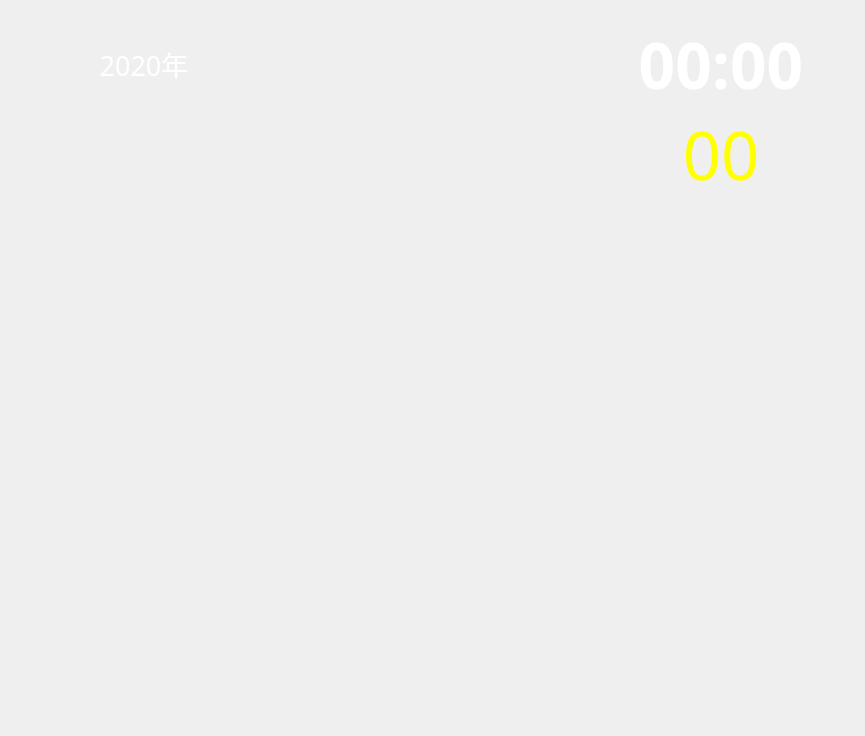
This is module/frm_display.ui in jack-liaojie/LED_DEMO as Qt 5 draws it before an edit. The edited form follows.
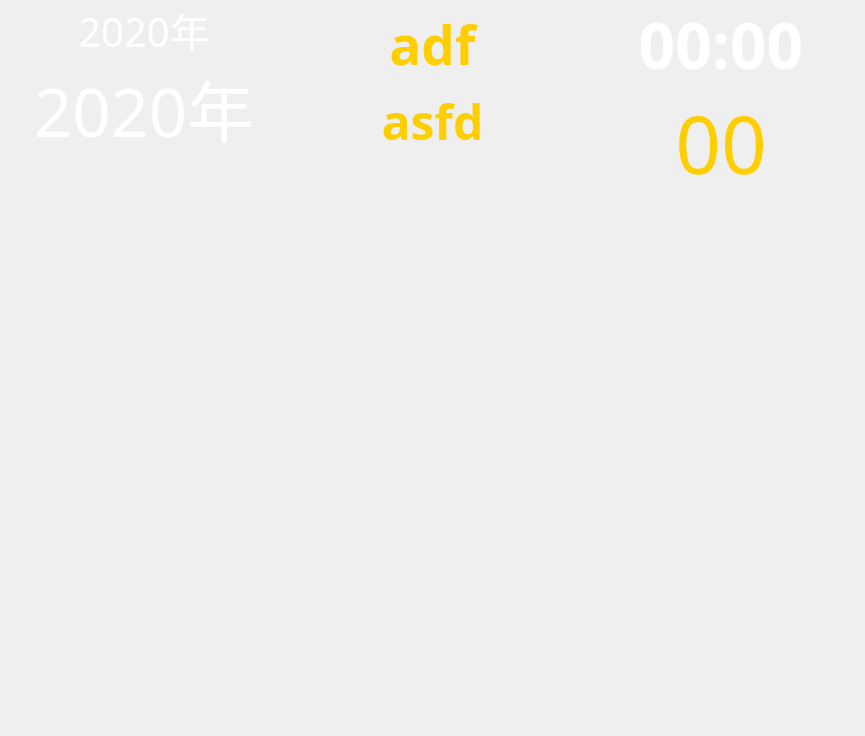
This is the edited form. Icons and pictures are not drawn.

What changed in the file:
```diff
--- a/module/frm_display.ui
+++ b/module/frm_display.ui
@@ -71,6 +71,9 @@
    <property name="leftMargin">
     <number>0</number>
    </property>
+   <property name="topMargin">
+    <number>0</number>
+   </property>
    <property name="rightMargin">
     <number>0</number>
    </property>
@@ -103,25 +106,23 @@
      <property name="lineWidth">
       <number>0</number>
      </property>
-     <layout class="QHBoxLayout" name="horizontalLayout_2">
-      <property name="spacing">
-       <number>0</number>
-      </property>
+     <layout class="QGridLayout" name="gridLayout">
       <property name="leftMargin">
        <number>0</number>
       </property>
+      <property name="topMargin">
+       <number>0</number>
+      </property>
       <property name="rightMargin">
        <number>0</number>
       </property>
       <property name="bottomMargin">
        <number>0</number>
       </property>
-      <item>
-       <layout class="QGridLayout" name="ly_top" rowstretch="10,10,10,10" columnstretch="10,10,10">
         <property name="spacing">
          <number>0</number>
         </property>
-        <item row="2" column="2">
+      <item row="1" column="2" rowspan="2">
          <widget class="QLabel" name="lbl_twentytimer">
           <property name="sizePolicy">
            <sizepolicy hsizetype="Expanding" vsizetype="Fixed">
@@ -136,7 +137,7 @@
               <brush brushstyle="SolidPattern">
                <color alpha="255">
                 <red>255</red>
-                <green>255</green>
+              <green>206</green>
                 <blue>0</blue>
                </color>
               </brush>
@@ -147,7 +148,7 @@
               <brush brushstyle="SolidPattern">
                <color alpha="255">
                 <red>255</red>
-                <green>255</green>
+              <green>206</green>
                 <blue>0</blue>
                </color>
               </brush>
@@ -169,7 +170,7 @@
           <property name="font">
            <font>
             <family>微软雅黑</family>
-            <pointsize>50</pointsize>
+          <pointsize>60</pointsize>
             <weight>9</weight>
             <italic>false</italic>
             <bold>false</bold>
@@ -186,230 +187,7 @@
           </property>
          </widget>
         </item>
-        <item row="2" column="0">
-         <spacer name="horizontalSpacer_3">
-          <property name="orientation">
-           <enum>Qt::Horizontal</enum>
-          </property>
-          <property name="sizeHint" stdset="0">
-           <size>
-            <width>189</width>
-            <height>20</height>
-           </size>
-          </property>
-         </spacer>
-        </item>
-        <item row="2" column="1">
-         <widget class="QLabel" name="lbl_title_2">
-          <property name="sizePolicy">
-           <sizepolicy hsizetype="Expanding" vsizetype="Fixed">
-            <horstretch>0</horstretch>
-            <verstretch>0</verstretch>
-           </sizepolicy>
-          </property>
-          <property name="palette">
-           <palette>
-            <active>
-             <colorrole role="WindowText">
-              <brush brushstyle="SolidPattern">
-               <color alpha="255">
-                <red>255</red>
-                <green>255</green>
-                <blue>0</blue>
-               </color>
-              </brush>
-             </colorrole>
-            </active>
-            <inactive>
-             <colorrole role="WindowText">
-              <brush brushstyle="SolidPattern">
-               <color alpha="255">
-                <red>255</red>
-                <green>255</green>
-                <blue>0</blue>
-               </color>
-              </brush>
-             </colorrole>
-            </inactive>
-            <disabled>
-             <colorrole role="WindowText">
-              <brush brushstyle="SolidPattern">
-               <color alpha="255">
-                <red>120</red>
-                <green>120</green>
-                <blue>120</blue>
-               </color>
-              </brush>
-             </colorrole>
-            </disabled>
-           </palette>
-          </property>
-          <property name="font">
-           <font>
-            <pointsize>36</pointsize>
-            <weight>75</weight>
-            <bold>true</bold>
-           </font>
-          </property>
-          <property name="text">
-           <string/>
-          </property>
-          <property name="alignment">
-           <set>Qt::AlignHCenter|Qt::AlignTop</set>
-          </property>
-         </widget>
-        </item>
-        <item row="1" column="0">
-         <widget class="QLabel" name="lbl_datetime">
-          <property name="sizePolicy">
-           <sizepolicy hsizetype="Expanding" vsizetype="Fixed">
-            <horstretch>0</horstretch>
-            <verstretch>0</verstretch>
-           </sizepolicy>
-          </property>
-          <property name="palette">
-           <palette>
-            <active>
-             <colorrole role="WindowText">
-              <brush brushstyle="SolidPattern">
-               <color alpha="255">
-                <red>255</red>
-                <green>255</green>
-                <blue>255</blue>
-               </color>
-              </brush>
-             </colorrole>
-             <colorrole role="Text">
-              <brush brushstyle="SolidPattern">
-               <color alpha="255">
-                <red>255</red>
-                <green>255</green>
-                <blue>255</blue>
-               </color>
-              </brush>
-             </colorrole>
-             <colorrole role="ButtonText">
-              <brush brushstyle="SolidPattern">
-               <color alpha="255">
-                <red>255</red>
-                <green>255</green>
-                <blue>255</blue>
-               </color>
-              </brush>
-             </colorrole>
-             <colorrole role="PlaceholderText">
-              <brush brushstyle="NoBrush">
-               <color alpha="128">
-                <red>255</red>
-                <green>255</green>
-                <blue>255</blue>
-               </color>
-              </brush>
-             </colorrole>
-            </active>
-            <inactive>
-             <colorrole role="WindowText">
-              <brush brushstyle="SolidPattern">
-               <color alpha="255">
-                <red>255</red>
-                <green>255</green>
-                <blue>255</blue>
-               </color>
-              </brush>
-             </colorrole>
-             <colorrole role="Text">
-              <brush brushstyle="SolidPattern">
-               <color alpha="255">
-                <red>255</red>
-                <green>255</green>
-                <blue>255</blue>
-               </color>
-              </brush>
-             </colorrole>
-             <colorrole role="ButtonText">
-              <brush brushstyle="SolidPattern">
-               <color alpha="255">
-                <red>255</red>
-                <green>255</green>
-                <blue>255</blue>
-               </color>
-              </brush>
-             </colorrole>
-             <colorrole role="PlaceholderText">
-              <brush brushstyle="NoBrush">
-               <color alpha="128">
-                <red>255</red>
-                <green>255</green>
-                <blue>255</blue>
-               </color>
-              </brush>
-             </colorrole>
-            </inactive>
-            <disabled>
-             <colorrole role="WindowText">
-              <brush brushstyle="SolidPattern">
-               <color alpha="255">
-                <red>255</red>
-                <green>255</green>
-                <blue>255</blue>
-               </color>
-              </brush>
-             </colorrole>
-             <colorrole role="Text">
-              <brush brushstyle="SolidPattern">
-               <color alpha="255">
-                <red>255</red>
-                <green>255</green>
-                <blue>255</blue>
-               </color>
-              </brush>
-             </colorrole>
-             <colorrole role="ButtonText">
-              <brush brushstyle="SolidPattern">
-               <color alpha="255">
-                <red>255</red>
-                <green>255</green>
-                <blue>255</blue>
-               </color>
-              </brush>
-             </colorrole>
-             <colorrole role="PlaceholderText">
-              <brush brushstyle="NoBrush">
-               <color alpha="128">
-                <red>255</red>
-                <green>255</green>
-                <blue>255</blue>
-               </color>
-              </brush>
-             </colorrole>
-            </disabled>
-           </palette>
-          </property>
-          <property name="font">
-           <font>
-            <family>微软雅黑</family>
-            <pointsize>20</pointsize>
-            <weight>9</weight>
-            <italic>false</italic>
-            <bold>false</bold>
-           </font>
-          </property>
-          <property name="styleSheet">
-           <string notr="true">color: rgb(255, 255, 255);
-font: 75 20pt &quot;微软雅黑&quot;;</string>
-          </property>
-          <property name="text">
-           <string>2020年</string>
-          </property>
-          <property name="scaledContents">
-           <bool>true</bool>
-          </property>
-          <property name="alignment">
-           <set>Qt::AlignCenter</set>
-          </property>
-         </widget>
-        </item>
-        <item row="1" column="1">
+      <item row="0" column="1">
          <widget class="QLabel" name="lbl_title">
           <property name="sizePolicy">
            <sizepolicy hsizetype="Expanding" vsizetype="Preferred">
@@ -424,7 +202,7 @@
               <brush brushstyle="SolidPattern">
                <color alpha="255">
                 <red>255</red>
-                <green>255</green>
+              <green>206</green>
                 <blue>0</blue>
                </color>
               </brush>
@@ -435,7 +213,7 @@
               <brush brushstyle="SolidPattern">
                <color alpha="255">
                 <red>255</red>
-                <green>255</green>
+              <green>206</green>
                 <blue>0</blue>
                </color>
               </brush>
@@ -463,7 +241,7 @@
            </font>
           </property>
           <property name="text">
-           <string/>
+         <string>adf</string>
           </property>
           <property name="scaledContents">
            <bool>true</bool>
@@ -476,7 +254,7 @@
           </property>
          </widget>
         </item>
-        <item row="1" column="2">
+      <item row="0" column="2">
          <widget class="QLabel" name="lbl_fivetimer">
           <property name="sizePolicy">
            <sizepolicy hsizetype="Expanding" vsizetype="Fixed">
@@ -490,18 +268,18 @@
              <colorrole role="WindowText">
               <brush brushstyle="SolidPattern">
                <color alpha="255">
-                <red>255</red>
-                <green>255</green>
-                <blue>255</blue>
+              <red>231</red>
+              <green>234</green>
+              <blue>213</blue>
                </color>
               </brush>
              </colorrole>
              <colorrole role="Text">
               <brush brushstyle="SolidPattern">
                <color alpha="255">
-                <red>255</red>
-                <green>255</green>
-                <blue>255</blue>
+              <red>231</red>
+              <green>234</green>
+              <blue>213</blue>
                </color>
               </brush>
              </colorrole>
@@ -515,11 +293,11 @@
               </brush>
              </colorrole>
              <colorrole role="PlaceholderText">
-              <brush brushstyle="NoBrush">
+            <brush brushstyle="SolidPattern">
                <color alpha="128">
-                <red>255</red>
-                <green>255</green>
-                <blue>255</blue>
+              <red>231</red>
+              <green>234</green>
+              <blue>213</blue>
                </color>
               </brush>
              </colorrole>
@@ -528,18 +306,18 @@
              <colorrole role="WindowText">
               <brush brushstyle="SolidPattern">
                <color alpha="255">
-                <red>255</red>
-                <green>255</green>
-                <blue>255</blue>
+              <red>231</red>
+              <green>234</green>
+              <blue>213</blue>
                </color>
               </brush>
              </colorrole>
              <colorrole role="Text">
               <brush brushstyle="SolidPattern">
                <color alpha="255">
-                <red>255</red>
-                <green>255</green>
-                <blue>255</blue>
+              <red>231</red>
+              <green>234</green>
+              <blue>213</blue>
                </color>
               </brush>
              </colorrole>
@@ -553,11 +331,11 @@
               </brush>
              </colorrole>
              <colorrole role="PlaceholderText">
-              <brush brushstyle="NoBrush">
+            <brush brushstyle="SolidPattern">
                <color alpha="128">
-                <red>255</red>
-                <green>255</green>
-                <blue>255</blue>
+              <red>231</red>
+              <green>234</green>
+              <blue>213</blue>
                </color>
               </brush>
              </colorrole>
@@ -591,7 +369,7 @@
               </brush>
              </colorrole>
              <colorrole role="PlaceholderText">
-              <brush brushstyle="NoBrush">
+            <brush brushstyle="SolidPattern">
                <color alpha="128">
                 <red>255</red>
                 <green>255</green>
@@ -614,8 +392,386 @@
           </property>
          </widget>
         </item>
+      <item row="0" column="0" rowspan="3">
+       <layout class="QVBoxLayout" name="verticalLayout_3">
+        <item>
+         <widget class="QLabel" name="lbl_date">
+          <property name="sizePolicy">
+           <sizepolicy hsizetype="Expanding" vsizetype="Fixed">
+            <horstretch>0</horstretch>
+            <verstretch>0</verstretch>
+           </sizepolicy>
+          </property>
+          <property name="palette">
+           <palette>
+            <active>
+             <colorrole role="WindowText">
+              <brush brushstyle="SolidPattern">
+               <color alpha="255">
+                <red>231</red>
+                <green>234</green>
+                <blue>213</blue>
+               </color>
+              </brush>
+             </colorrole>
+             <colorrole role="Text">
+              <brush brushstyle="SolidPattern">
+               <color alpha="255">
+                <red>231</red>
+                <green>234</green>
+                <blue>213</blue>
+               </color>
+              </brush>
+             </colorrole>
+             <colorrole role="ButtonText">
+              <brush brushstyle="SolidPattern">
+               <color alpha="255">
+                <red>255</red>
+                <green>255</green>
+                <blue>255</blue>
+               </color>
+              </brush>
+             </colorrole>
+             <colorrole role="PlaceholderText">
+              <brush brushstyle="SolidPattern">
+               <color alpha="128">
+                <red>231</red>
+                <green>234</green>
+                <blue>213</blue>
+               </color>
+              </brush>
+             </colorrole>
+            </active>
+            <inactive>
+             <colorrole role="WindowText">
+              <brush brushstyle="SolidPattern">
+               <color alpha="255">
+                <red>231</red>
+                <green>234</green>
+                <blue>213</blue>
+               </color>
+              </brush>
+             </colorrole>
+             <colorrole role="Text">
+              <brush brushstyle="SolidPattern">
+               <color alpha="255">
+                <red>231</red>
+                <green>234</green>
+                <blue>213</blue>
+               </color>
+              </brush>
+             </colorrole>
+             <colorrole role="ButtonText">
+              <brush brushstyle="SolidPattern">
+               <color alpha="255">
+                <red>255</red>
+                <green>255</green>
+                <blue>255</blue>
+               </color>
+              </brush>
+             </colorrole>
+             <colorrole role="PlaceholderText">
+              <brush brushstyle="SolidPattern">
+               <color alpha="128">
+                <red>231</red>
+                <green>234</green>
+                <blue>213</blue>
+               </color>
+              </brush>
+             </colorrole>
+            </inactive>
+            <disabled>
+             <colorrole role="WindowText">
+              <brush brushstyle="SolidPattern">
+               <color alpha="255">
+                <red>255</red>
+                <green>255</green>
+                <blue>255</blue>
+               </color>
+              </brush>
+             </colorrole>
+             <colorrole role="Text">
+              <brush brushstyle="SolidPattern">
+               <color alpha="255">
+                <red>255</red>
+                <green>255</green>
+                <blue>255</blue>
+               </color>
+              </brush>
+             </colorrole>
+             <colorrole role="ButtonText">
+              <brush brushstyle="SolidPattern">
+               <color alpha="255">
+                <red>255</red>
+                <green>255</green>
+                <blue>255</blue>
+               </color>
+              </brush>
+             </colorrole>
+             <colorrole role="PlaceholderText">
+              <brush brushstyle="SolidPattern">
+               <color alpha="128">
+                <red>255</red>
+                <green>255</green>
+                <blue>255</blue>
+               </color>
+              </brush>
+             </colorrole>
+            </disabled>
+           </palette>
+          </property>
+          <property name="font">
+           <font>
+            <family>微软雅黑</family>
+            <pointsize>30</pointsize>
+            <weight>9</weight>
+            <italic>false</italic>
+            <bold>false</bold>
+           </font>
+          </property>
+          <property name="styleSheet">
+           <string notr="true">color: rgb(255, 255, 255);
+font: 75 30pt &quot;微软雅黑&quot;;</string>
+          </property>
+          <property name="text">
+           <string>2020年</string>
+          </property>
+          <property name="scaledContents">
+           <bool>true</bool>
+          </property>
+          <property name="alignment">
+           <set>Qt::AlignBottom|Qt::AlignHCenter</set>
+          </property>
+         </widget>
+        </item>
+        <item>
+         <widget class="QLabel" name="lbl_datetime">
+          <property name="sizePolicy">
+           <sizepolicy hsizetype="Expanding" vsizetype="Fixed">
+            <horstretch>0</horstretch>
+            <verstretch>0</verstretch>
+           </sizepolicy>
+          </property>
+          <property name="palette">
+           <palette>
+            <active>
+             <colorrole role="WindowText">
+              <brush brushstyle="SolidPattern">
+               <color alpha="255">
+                <red>231</red>
+                <green>234</green>
+                <blue>213</blue>
+               </color>
+              </brush>
+             </colorrole>
+             <colorrole role="Text">
+              <brush brushstyle="SolidPattern">
+               <color alpha="255">
+                <red>231</red>
+                <green>234</green>
+                <blue>213</blue>
+               </color>
+              </brush>
+             </colorrole>
+             <colorrole role="ButtonText">
+              <brush brushstyle="SolidPattern">
+               <color alpha="255">
+                <red>255</red>
+                <green>255</green>
+                <blue>255</blue>
+               </color>
+              </brush>
+             </colorrole>
+             <colorrole role="PlaceholderText">
+              <brush brushstyle="SolidPattern">
+               <color alpha="128">
+                <red>231</red>
+                <green>234</green>
+                <blue>213</blue>
+               </color>
+              </brush>
+             </colorrole>
+            </active>
+            <inactive>
+             <colorrole role="WindowText">
+              <brush brushstyle="SolidPattern">
+               <color alpha="255">
+                <red>231</red>
+                <green>234</green>
+                <blue>213</blue>
+               </color>
+              </brush>
+             </colorrole>
+             <colorrole role="Text">
+              <brush brushstyle="SolidPattern">
+               <color alpha="255">
+                <red>231</red>
+                <green>234</green>
+                <blue>213</blue>
+               </color>
+              </brush>
+             </colorrole>
+             <colorrole role="ButtonText">
+              <brush brushstyle="SolidPattern">
+               <color alpha="255">
+                <red>255</red>
+                <green>255</green>
+                <blue>255</blue>
+               </color>
+              </brush>
+             </colorrole>
+             <colorrole role="PlaceholderText">
+              <brush brushstyle="SolidPattern">
+               <color alpha="128">
+                <red>231</red>
+                <green>234</green>
+                <blue>213</blue>
+               </color>
+              </brush>
+             </colorrole>
+            </inactive>
+            <disabled>
+             <colorrole role="WindowText">
+              <brush brushstyle="SolidPattern">
+               <color alpha="255">
+                <red>255</red>
+                <green>255</green>
+                <blue>255</blue>
+               </color>
+              </brush>
+             </colorrole>
+             <colorrole role="Text">
+              <brush brushstyle="SolidPattern">
+               <color alpha="255">
+                <red>255</red>
+                <green>255</green>
+                <blue>255</blue>
+               </color>
+              </brush>
+             </colorrole>
+             <colorrole role="ButtonText">
+              <brush brushstyle="SolidPattern">
+               <color alpha="255">
+                <red>255</red>
+                <green>255</green>
+                <blue>255</blue>
+               </color>
+              </brush>
+             </colorrole>
+             <colorrole role="PlaceholderText">
+              <brush brushstyle="SolidPattern">
+               <color alpha="128">
+                <red>255</red>
+                <green>255</green>
+                <blue>255</blue>
+               </color>
+              </brush>
+             </colorrole>
+            </disabled>
+           </palette>
+          </property>
+          <property name="font">
+           <font>
+            <family>微软雅黑</family>
+            <pointsize>50</pointsize>
+            <weight>9</weight>
+            <italic>false</italic>
+            <bold>false</bold>
+           </font>
+          </property>
+          <property name="styleSheet">
+           <string notr="true">color: rgb(255, 255, 255);
+font: 75 50pt &quot;微软雅黑&quot;;</string>
+          </property>
+          <property name="text">
+           <string>2020年</string>
+          </property>
+          <property name="scaledContents">
+           <bool>true</bool>
+          </property>
+          <property name="alignment">
+           <set>Qt::AlignHCenter|Qt::AlignTop</set>
+          </property>
+         </widget>
+        </item>
+        <item>
+         <spacer name="verticalSpacer">
+          <property name="orientation">
+           <enum>Qt::Vertical</enum>
+          </property>
+          <property name="sizeType">
+           <enum>QSizePolicy::Fixed</enum>
+          </property>
+          <property name="sizeHint" stdset="0">
+           <size>
+            <width>20</width>
+            <height>40</height>
+           </size>
+          </property>
+         </spacer>
+        </item>
        </layout>
       </item>
+      <item row="1" column="1">
+       <widget class="QLabel" name="lbl_title_2">
+        <property name="sizePolicy">
+         <sizepolicy hsizetype="Expanding" vsizetype="Fixed">
+          <horstretch>0</horstretch>
+          <verstretch>0</verstretch>
+         </sizepolicy>
+        </property>
+        <property name="palette">
+         <palette>
+          <active>
+           <colorrole role="WindowText">
+            <brush brushstyle="SolidPattern">
+             <color alpha="255">
+              <red>255</red>
+              <green>206</green>
+              <blue>0</blue>
+             </color>
+            </brush>
+           </colorrole>
+          </active>
+          <inactive>
+           <colorrole role="WindowText">
+            <brush brushstyle="SolidPattern">
+             <color alpha="255">
+              <red>255</red>
+              <green>206</green>
+              <blue>0</blue>
+             </color>
+            </brush>
+           </colorrole>
+          </inactive>
+          <disabled>
+           <colorrole role="WindowText">
+            <brush brushstyle="SolidPattern">
+             <color alpha="255">
+              <red>120</red>
+              <green>120</green>
+              <blue>120</blue>
+             </color>
+            </brush>
+           </colorrole>
+          </disabled>
+         </palette>
+        </property>
+        <property name="font">
+         <font>
+          <pointsize>36</pointsize>
+          <weight>75</weight>
+          <bold>true</bold>
+         </font>
+        </property>
+        <property name="text">
+         <string>asfd</string>
+        </property>
+        <property name="alignment">
+         <set>Qt::AlignHCenter|Qt::AlignTop</set>
+        </property>
+       </widget>
+      </item>
      </layout>
     </widget>
    </item>
@@ -643,6 +799,9 @@
       <property name="leftMargin">
        <number>0</number>
       </property>
+      <property name="topMargin">
+       <number>0</number>
+      </property>
       <property name="rightMargin">
        <number>0</number>
       </property>
@@ -683,6 +842,21 @@
       <number>0</number>
      </property>
      <layout class="QHBoxLayout" name="horizontalLayout">
+      <property name="spacing">
+       <number>0</number>
+      </property>
+      <property name="leftMargin">
+       <number>0</number>
+      </property>
+      <property name="topMargin">
+       <number>0</number>
+      </property>
+      <property name="rightMargin">
+       <number>0</number>
+      </property>
+      <property name="bottomMargin">
+       <number>0</number>
+      </property>
       <item>
        <widget class="QLabel" name="lbl_ico_left">
         <property name="sizePolicy">
@@ -718,11 +892,29 @@
       <item>
        <widget class="QLabel" name="lbl_ico">
         <property name="sizePolicy">
-         <sizepolicy hsizetype="Expanding" vsizetype="Expanding">
+         <sizepolicy hsizetype="Fixed" vsizetype="Fixed">
           <horstretch>0</horstretch>
           <verstretch>0</verstretch>
          </sizepolicy>
         </property>
+        <property name="minimumSize">
+         <size>
+          <width>0</width>
+          <height>50</height>
+         </size>
+        </property>
+        <property name="maximumSize">
+         <size>
+          <width>500</width>
+          <height>180</height>
+         </size>
+        </property>
+        <property name="sizeIncrement">
+         <size>
+          <width>1</width>
+          <height>1</height>
+         </size>
+        </property>
         <property name="lineWidth">
          <number>0</number>
         </property>
```
Left out of the diff: 4 changed lines with no effect on the pictures. Lines whose indentation alone changed are shown as unchanged.
